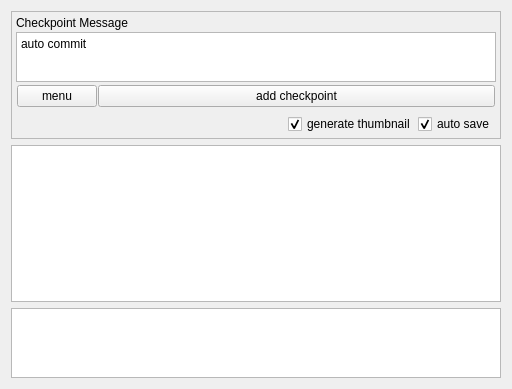
The window that version_manager/qt_docker_widget_ui.ui (mellowed100/Krita-Document-Version-Manager) describes before a commit, drawn with Qt 5.
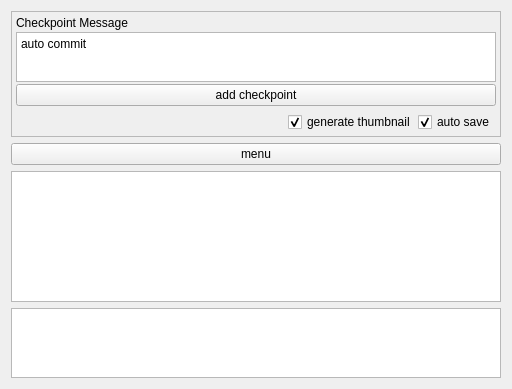
The same window after the commit. Custom widgets are drawn as their Qt base class.

Commit message: Moved menu button

Patch:
```diff
--- a/version_manager/qt_docker_widget_ui.ui
+++ b/version_manager/qt_docker_widget_ui.ui
@@ -89,49 +89,6 @@
           </widget>
          </item>
          <item>
-          <widget class="QFrame" name="frame_4">
-           <property name="sizePolicy">
-            <sizepolicy hsizetype="Expanding" vsizetype="Fixed">
-             <horstretch>0</horstretch>
-             <verstretch>0</verstretch>
-            </sizepolicy>
-           </property>
-           <property name="baseSize">
-            <size>
-             <width>0</width>
-             <height>0</height>
-            </size>
-           </property>
-           <property name="frameShape">
-            <enum>QFrame::NoFrame</enum>
-           </property>
-           <property name="frameShadow">
-            <enum>QFrame::Raised</enum>
-           </property>
-           <layout class="QHBoxLayout" name="horizontalLayout_2">
-            <property name="spacing">
-             <number>1</number>
-            </property>
-            <property name="leftMargin">
-             <number>1</number>
-            </property>
-            <property name="topMargin">
-             <number>1</number>
-            </property>
-            <property name="rightMargin">
-             <number>1</number>
-            </property>
-            <property name="bottomMargin">
-             <number>1</number>
-            </property>
-            <item>
-             <widget class="QPushButton" name="menu_btn">
-              <property name="text">
-               <string>menu</string>
-              </property>
-             </widget>
-            </item>
-            <item>
              <widget class="QPushButton" name="add_checkpoint_btn">
               <property name="enabled">
                <bool>true</bool>
@@ -165,9 +122,6 @@
            </layout>
           </widget>
          </item>
-        </layout>
-       </widget>
-      </item>
       <item>
        <widget class="QFrame" name="frame_2">
         <property name="frameShape">
@@ -237,6 +191,13 @@
      </layout>
     </widget>
    </item>
+   <item>
+    <widget class="QPushButton" name="menu_btn">
+     <property name="text">
+      <string>menu</string>
+     </property>
+    </widget>
+   </item>
    <item>
     <widget class="HistoryWidget" name="history_widget"/>
    </item>
```
Lines whose indentation alone changed are shown as unchanged. The commit also changes 1 other file.
